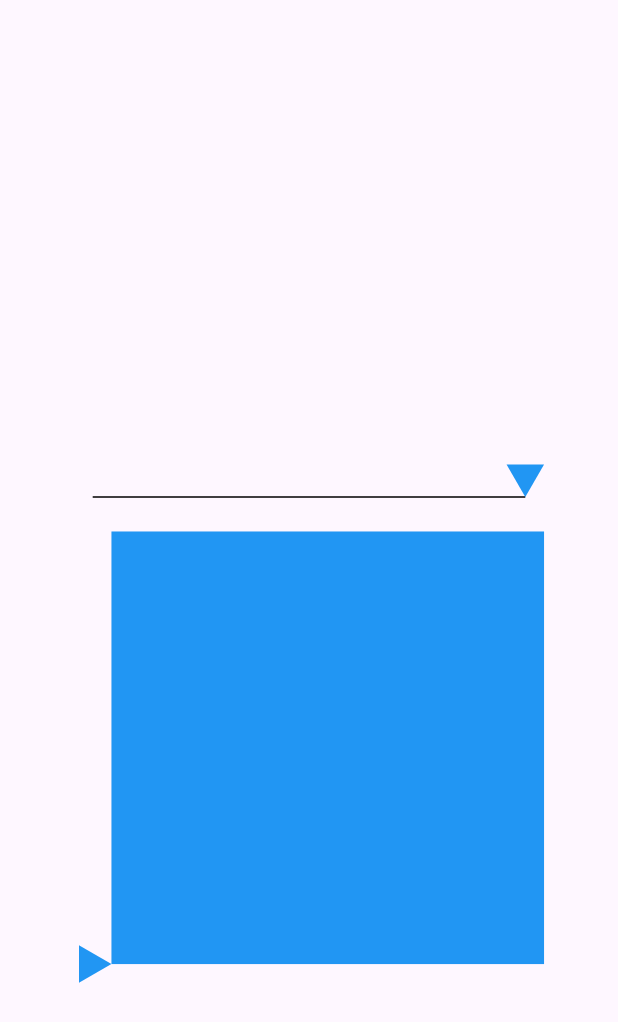
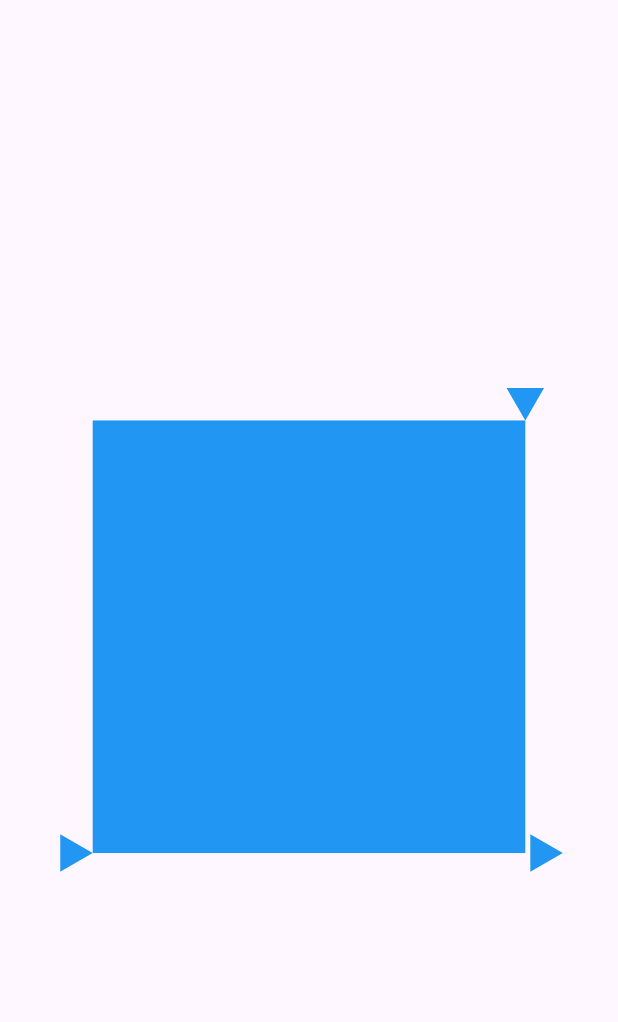
Before and after one commit to fauzi2107/studyo, a Flutter app: the screen it shows after launch, on a phone screen of 412 x 824 dp. Shown: the top 1022 px of the screen. Run offline on Flutter 3.47's test engine with Material 3 defaults, Android fonts, the light colour scheme and no system bars.

Commit message:
implement condition update total rows

```diff
--- a/lib/features/painter/line_triangle/interactive_triangle.dart
+++ b/lib/features/painter/line_triangle/interactive_triangle.dart
@@ -2,7 +2,7 @@ import 'dart:math';
 
 import 'package:flutter/material.dart';
 
-import 'line_triangle.dart';
+import 'triangle_downward_painter.dart';
 
 class InteractiveLineWithTriangle extends StatefulWidget {
 
@@ -17,8 +17,9 @@ class InteractiveLineWithTriangle extends StatefulWidget {
 
 class _InteractiveLineWithTriangleState extends State<InteractiveLineWithTriangle> {
   // Start and end points for the line
-  Offset startPoint = Offset(0, 150);
+  Offset startPoint = const Offset(0, 25);
   Offset? endPoint;
+  final triangleSize = 25.0;
 
   // Initial position of the triangle (starting at the end point)
   Offset? trianglePosition;
@@ -31,20 +32,9 @@ class _InteractiveLineWithTriangleState extends State<InteractiveLineWithTriangl
   double get width => MediaQuery.of(context).size.width * 0.7;
 
   @override
-  void initState() {
-    super.initState();
-    WidgetsBinding.instance.addPostFrameCallback((timeStamp) {
-      setState(() {
-        endPoint = Offset(width, 150);
-        trianglePosition = Offset(width, 150);
-      });
-    });
-  }
-
-  @override
   Widget build(BuildContext context) {
-    endPoint ??= Offset(width, 150);
-    trianglePosition ??= Offset(width, 150);
+    endPoint ??= Offset(width, triangleSize);
+    trianglePosition ??= Offset(width, triangleSize);
 
     return GestureDetector(
       // Detect drag updates and move the triangle along the line
@@ -73,10 +63,9 @@ class _InteractiveLineWithTriangleState extends State<InteractiveLineWithTriangl
         });
       },
       child: CustomPaint(
-        size: Size(width, width * 0.6),
-        painter: LineWithMovableTrianglePainter(
-          startPoint: startPoint,
-          endPoint: endPoint!,
+        size: Size(width, triangleSize),
+        painter: TriangleDownwardPainter(
+          triangleSize: triangleSize,
           trianglePosition: trianglePosition!,
         ),
       ),
--- a/lib/features/painter/line_triangle/vertical_line.dart
+++ b/lib/features/painter/line_triangle/interactive_triangle_rightside.dart
@@ -2,13 +2,20 @@ import 'dart:math';
 
 import 'package:flutter/material.dart';
 
-class InteractiveVerticalLineWithTriangle extends StatefulWidget {
+import 'triangle_rightside_painter.dart';
+
+class InteractiveTriangleRightSide extends StatefulWidget {
+
+  final Function(int) onChangeRow;
+
+  const InteractiveTriangleRightSide({super.key, required this.onChangeRow});
+
   @override
-  _InteractiveVerticalLineWithTriangleState createState() =>
-      _InteractiveVerticalLineWithTriangleState();
+  _InteractiveTriangleRightSideState createState() =>
+      _InteractiveTriangleRightSideState();
 }
 
-class _InteractiveVerticalLineWithTriangleState extends State<InteractiveVerticalLineWithTriangle> {
+class _InteractiveTriangleRightSideState extends State<InteractiveTriangleRightSide> {
   // Set the start and end points for a vertical line
   Offset startPoint = const Offset(25, 0);  // Top of the line
   Offset? endPoint;   // Bottom of the line
@@ -51,61 +58,26 @@ class _InteractiveVerticalLineWithTriangleState extends State<InteractiveVertica
 
         setState(() {
           trianglePosition = newTrianglePosition;
+          final totalRow = (trianglePosition!.dy / height) * 10;
+          print('$totalRow ${customMapping(totalRow.toInt())}');
+          widget.onChangeRow(customMapping(totalRow.toInt()));
         });
       },
       child: CustomPaint(
         size: Size(triangleSize, height),
-        painter: LineWithMovableTrianglePainter(
+        painter: TriangleRightSidePainter(
           triangleSize: triangleSize,
           trianglePosition: trianglePosition!,
         ),
       ),
     );
   }
-}
 
-class LineWithMovableTrianglePainter extends CustomPainter {
-  final Offset trianglePosition;
-  final double triangleSize;
+  int customMapping(int number) {
+    if (number >= 1 && number <= 10) {
+      return 11 - number;  // Reverse the range 1-10
+    }
 
-  LineWithMovableTrianglePainter({
-    required this.trianglePosition,
-    required this.triangleSize,
-  });
-
-  @override
-  void paint(Canvas canvas, Size size) {
-    // Angle zero to make triangle point to the right side
-    double angle = 0;
-
-    // Define the points of the triangle (arrowhead)
-    Offset point1 = Offset(
-      trianglePosition.dx - triangleSize * cos(angle - pi / 6),
-      trianglePosition.dy - triangleSize * sin(angle - pi / 6),
-    );
-
-    Offset point2 = Offset(
-      trianglePosition.dx - triangleSize * cos(angle + pi / 6),
-      trianglePosition.dy - triangleSize * sin(angle + pi / 6),
-    );
-
-    // Create a path for the triangle
-    Path path = Path()
-      ..moveTo(trianglePosition.dx, trianglePosition.dy) // Move to the tip (end of the line)
-      ..lineTo(point1.dx, point1.dy) // Line to first triangle point
-      ..lineTo(point2.dx, point2.dy) // Line to second triangle point
-      ..close(); // Close the triangle path
-
-    // Fill the triangle with color
-    final trianglePaint = Paint()
-      ..color = Colors.blue
-      ..style = PaintingStyle.fill;
-
-    canvas.drawPath(path, trianglePaint);
-  }
-
-  @override
-  bool shouldRepaint(CustomPainter oldDelegate) {
-    return true; // Repaint when the triangle position changes
+    return 10;
   }
 }
--- a/lib/features/painter/line_triangle/line_triangle.dart
+++ b/lib/features/painter/line_triangle/triangle_downward_painter.dart
@@ -2,51 +2,34 @@ import 'dart:math';
 
 import 'package:flutter/material.dart';
 
-class LineWithMovableTrianglePainter extends CustomPainter {
-  final Offset startPoint;
-  final Offset endPoint;
+class TriangleDownwardPainter extends CustomPainter {
   final Offset trianglePosition;
+  final double triangleSize;
 
-  LineWithMovableTrianglePainter({
-    required this.startPoint,
-    required this.endPoint,
+  TriangleDownwardPainter({
     required this.trianglePosition,
+    required this.triangleSize,
   });
 
   @override
   void paint(Canvas canvas, Size size) {
-    final paint = Paint()
-      ..color = Colors.black
-      ..strokeWidth = 1.0
-      ..style = PaintingStyle.stroke;
-
-    // Draw the line
-    canvas.drawLine(startPoint, endPoint, paint);
-
-    // Draw the triangle (arrowhead) at the triangle position
-    drawTriangle(canvas, paint, trianglePosition, startPoint, endPoint);
-  }
-
-  void drawTriangle(Canvas canvas, Paint paint, Offset tip, Offset start, Offset end) {
-    const double triangleSize = 25.0;
-
     // Calculate the angle of the line (direction)
     double angle = pi / 2;
 
     // Define the points of the triangle (arrowhead)
     Offset point1 = Offset(
-      tip.dx - triangleSize * cos(angle - pi / 6),
-      tip.dy - triangleSize * sin(angle - pi / 6),
+      trianglePosition.dx - triangleSize * cos(angle - pi / 6),
+      trianglePosition.dy - triangleSize * sin(angle - pi / 6),
     );
 
     Offset point2 = Offset(
-      tip.dx - triangleSize * cos(angle + pi / 6),
-      tip.dy - triangleSize * sin(angle + pi / 6),
+      trianglePosition.dx - triangleSize * cos(angle + pi / 6),
+      trianglePosition.dy - triangleSize * sin(angle + pi / 6),
     );
 
     // Create a path for the triangle
     Path path = Path()
-      ..moveTo(tip.dx, tip.dy) // Move to the tip (end of the line)
+      ..moveTo(trianglePosition.dx, trianglePosition.dy) // Move to the tip (end of the line)
       ..lineTo(point1.dx, point1.dy) // Line to first triangle point
       ..lineTo(point2.dx, point2.dy) // Line to second triangle point
       ..close(); // Close the triangle path
--- /dev/null
+++ b/lib/features/painter/line_triangle/triangle_rightside_painter.dart
@@ -0,0 +1,49 @@
+import 'dart:math';
+
+import 'package:flutter/material.dart';
+
+class TriangleRightSidePainter extends CustomPainter {
+  final Offset trianglePosition;
+  final double triangleSize;
+
+  TriangleRightSidePainter({
+    required this.trianglePosition,
+    required this.triangleSize,
+  });
+
+  @override
+  void paint(Canvas canvas, Size size) {
+    // Angle zero to make triangle point to the right side
+    double angle = 0;
+
+    // Define the points of the triangle (arrowhead)
+    Offset point1 = Offset(
+      trianglePosition.dx - triangleSize * cos(angle - pi / 6),
+      trianglePosition.dy - triangleSize * sin(angle - pi / 6),
+    );
+
+    Offset point2 = Offset(
+      trianglePosition.dx - triangleSize * cos(angle + pi / 6),
+      trianglePosition.dy - triangleSize * sin(angle + pi / 6),
+    );
+
+    // Create a path for the triangle
+    Path path = Path()
+      ..moveTo(trianglePosition.dx, trianglePosition.dy) // Move to the tip (end of the line)
+      ..lineTo(point1.dx, point1.dy) // Line to first triangle point
+      ..lineTo(point2.dx, point2.dy) // Line to second triangle point
+      ..close(); // Close the triangle path
+
+    // Fill the triangle with color
+    final trianglePaint = Paint()
+      ..color = Colors.blue
+      ..style = PaintingStyle.fill;
+
+    canvas.drawPath(path, trianglePaint);
+  }
+
+  @override
+  bool shouldRepaint(CustomPainter oldDelegate) {
+    return true; // Repaint when the triangle position changes
+  }
+}
--- a/lib/features/painter/rectangle/interactive_rectangle.dart
+++ b/lib/features/painter/rectangle/interactive_rectangle.dart
@@ -16,6 +16,8 @@ class _InteractiveRectanglesState extends State<InteractiveRectangles> {
   // 2D List to store the color state of each rectangle
   late List<List<Color>> rectangleColors;
 
+  double get width => MediaQuery.of(context).size.width * 0.7;
+
   @override
   void initState() {
     rectangleColors = List.generate(widget.totalColumn, (index) =>
@@ -25,11 +27,11 @@ class _InteractiveRectanglesState extends State<InteractiveRectangles> {
 
   @override
   Widget build(BuildContext context) {
-    if (rectangleColors.length != widget.totalColumn) {
+    if (rectangleColors.length != widget.totalColumn
+        || rectangleColors.first.length != widget.totalRow) {
       rectangleColors = List.generate(widget.totalColumn, (index) =>
           List.generate(widget.totalRow, (j) => Colors.blue));
     }
-    final width = MediaQuery.of(context).size.width * 0.7;
 
     // Size of each rectangle
     var rectSize = width / widget.totalColumn;
--- a/lib/main.dart
+++ b/lib/main.dart
@@ -1,9 +1,9 @@
 import 'package:flutter/material.dart';
-import 'package:studyo/features/painter/line_triangle/line_triangle.dart';
+import 'package:studyo/features/painter/line_triangle/triangle_downward_painter.dart';
 import 'package:studyo/features/painter/rectangle/interactive_rectangle.dart';
 
 import 'features/painter/line_triangle/interactive_triangle.dart';
-import 'features/painter/line_triangle/vertical_line.dart';
+import 'features/painter/line_triangle/interactive_triangle_rightside.dart';
 
 void main() {
   runApp(const MyApp());
@@ -21,7 +21,7 @@ class MyApp extends StatelessWidget {
         colorScheme: ColorScheme.fromSeed(seedColor: Colors.deepPurple),
         useMaterial3: true,
       ),
-      home: HomePage(),
+      home: const HomePage(),
     );
   }
 }
@@ -54,10 +54,25 @@ class _HomePageState extends State<HomePage> {
             Row(
               mainAxisAlignment: MainAxisAlignment.center,
               children: [
-                InteractiveVerticalLineWithTriangle(),
+                InteractiveTriangleRightSide(
+                  onChangeRow: (totalRow) {
+                    if (rows == totalRow) return;
+                    setState(() {
+                      rows = totalRow;
+                    });
+                  },
+                ),
                 InteractiveRectangles(
                   totalColumn: columns,
                   totalRow: rows,
+                ),
+                InteractiveTriangleRightSide(
+                  onChangeRow: (totalRow) {
+                    if (rows == totalRow) return;
+                    setState(() {
+                      rows = totalRow;
+                    });
+                  },
                 ),
               ],
             )
```
